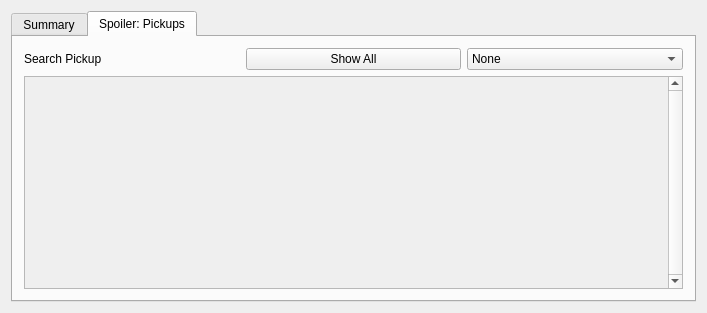
Before: the Qt Designer form randovania/gui/ui_files/seed_details_window.ui in randovania/randovania, drawn with Qt 5.
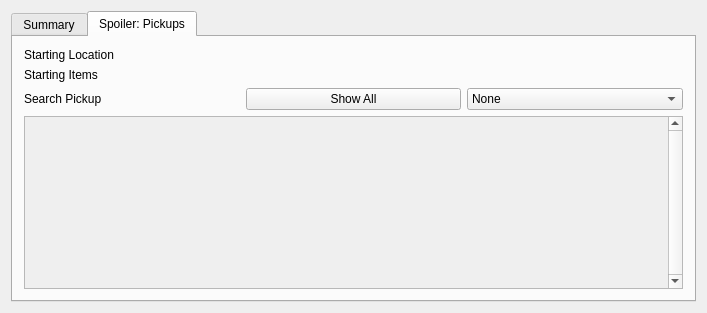
After: the same form once the commit is applied. The open tabs and pages were chosen to show the change.

```diff
--- a/randovania/gui/ui_files/seed_details_window.ui
+++ b/randovania/gui/ui_files/seed_details_window.ui
@@ -146,7 +146,7 @@
         <string>Spoiler: Pickups</string>
        </attribute>
        <layout class="QGridLayout" name="gridLayout_2">
-        <item row="0" column="2">
+        <item row="2" column="2">
          <widget class="QComboBox" name="pickup_spoiler_pickup_combobox">
           <item>
            <property name="text">
@@ -155,7 +155,7 @@
           </item>
          </widget>
         </item>
-        <item row="0" column="0">
+        <item row="2" column="0">
          <widget class="QLabel" name="pickup_spoiler_label">
           <property name="toolTip">
            <string>Enter text to the right to filter the list below</string>
@@ -165,7 +165,14 @@
           </property>
          </widget>
         </item>
-        <item row="2" column="0" colspan="3">
+        <item row="2" column="1">
+         <widget class="QPushButton" name="pickup_spoiler_show_all_button">
+          <property name="text">
+           <string>Show All</string>
+          </property>
+         </widget>
+        </item>
+        <item row="4" column="0" colspan="3">
          <widget class="QScrollArea" name="pickup_spoiler_scroll_area">
           <property name="verticalScrollBarPolicy">
            <enum>Qt::ScrollBarAlwaysOn</enum>
@@ -185,7 +192,7 @@
              <x>0</x>
              <y>0</y>
              <width>651</width>
-             <height>199</height>
+             <height>159</height>
             </rect>
            </property>
            <layout class="QVBoxLayout" name="verticalLayout_3">
@@ -202,10 +209,17 @@
           </widget>
          </widget>
         </item>
-        <item row="0" column="1">
-         <widget class="QPushButton" name="pickup_spoiler_show_all_button">
+        <item row="0" column="0" colspan="3">
+         <widget class="QLabel" name="spoiler_starting_location_label">
           <property name="text">
-           <string>Show All</string>
+           <string>Starting Location</string>
+          </property>
+         </widget>
+        </item>
+        <item row="1" column="0" colspan="3">
+         <widget class="QLabel" name="spoiler_starting_items_label">
+          <property name="text">
+           <string>Starting Items</string>
           </property>
          </widget>
         </item>
```
Left out of the diff: 87 changed lines with no effect on the pictures.
